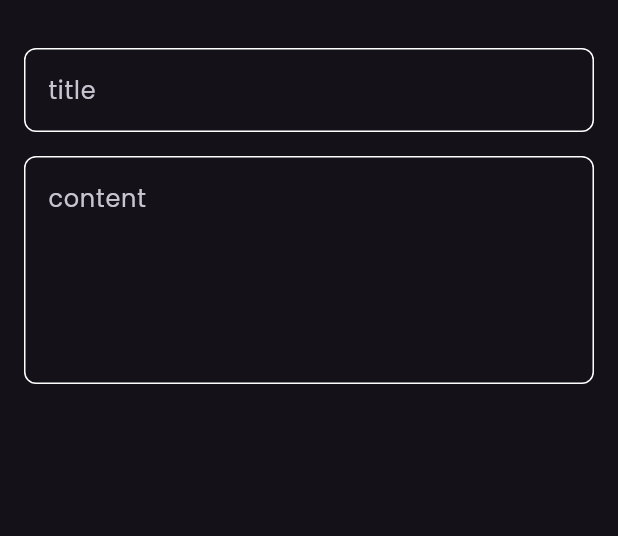
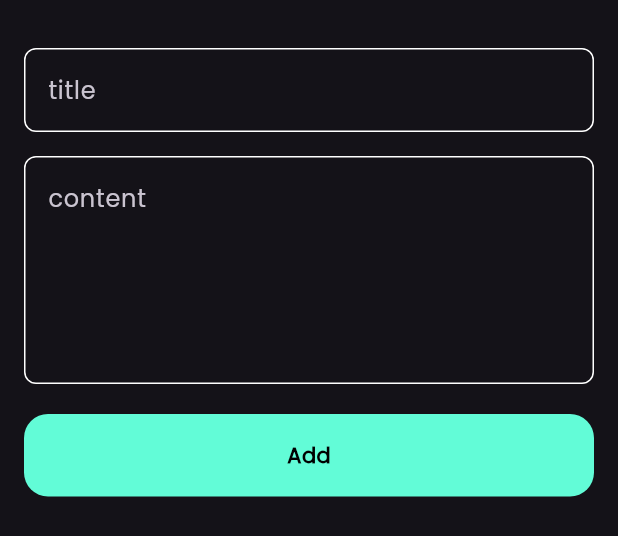
Before and after one commit to mohamed131999/notes_app, a Flutter app: the AddNoteBottomSheet widget shown alone on an empty page, opened directly, on a phone screen of 412 x 824 dp. Shown: the top 536 px of the screen. Run offline on Flutter 3.47's test engine with Material 3 defaults, Android fonts, the phone set to English and light mode, and no system bars; our stand-ins replace font_awesome_flutter.

Commit message:
Finish Notes Bottom Modal

```diff
--- /dev/null
+++ b/lib/widgets/CustomButton.dart
@@ -0,0 +1,26 @@
+import 'package:flutter/material.dart';
+import 'package:notesapp/widgets/constants.dart';
+
+class CustomButton extends StatelessWidget {
+  const CustomButton({super.key});
+
+  @override
+  Widget build(BuildContext context) {
+    return Container(
+      height: 55,
+      width: MediaQuery.of(
+        context,
+      ).size.width, // دى علشان ياخد عرض شاشة المتاح ليه
+      decoration: BoxDecoration(
+        color: kprimarycolor,
+        borderRadius: BorderRadius.circular(16),
+      ),
+      child: Center(
+        child: Text(
+          'Add',
+          style: TextStyle(color: Colors.black, fontWeight: FontWeight.bold),
+        ),
+      ),
+    );
+  }
+}
--- a/lib/widgets/Show_modal_bottom_sheet.dart
+++ b/lib/widgets/Show_modal_bottom_sheet.dart
@@ -1,20 +1,25 @@
 import 'package:flutter/material.dart';
+import 'package:notesapp/widgets/CustomButton.dart';
 import 'package:notesapp/widgets/CustomTextField.dart';
+import 'package:notesapp/widgets/constants.dart';
 
 class AddNoteBottomSheet extends StatelessWidget {
   const AddNoteBottomSheet({super.key});
 
   @override
   Widget build(BuildContext context) {
-    return Container(
-      child: Padding(
-        padding: const EdgeInsets.symmetric(horizontal: 16.0),
+    return Padding(
+      padding: const EdgeInsets.symmetric(horizontal: 16.0),
+      child: SingleChildScrollView(
         child: Column(
           children: [
             SizedBox(height: 32),
             Customtextfield(hint: 'title'),
             SizedBox(height: 16),
             Customtextfield(hint: 'content', maxlines: 5),
+            SizedBox(height: 20),
+            CustomButton(),
+            SizedBox(height: 50),
           ],
         ),
       ),
```
